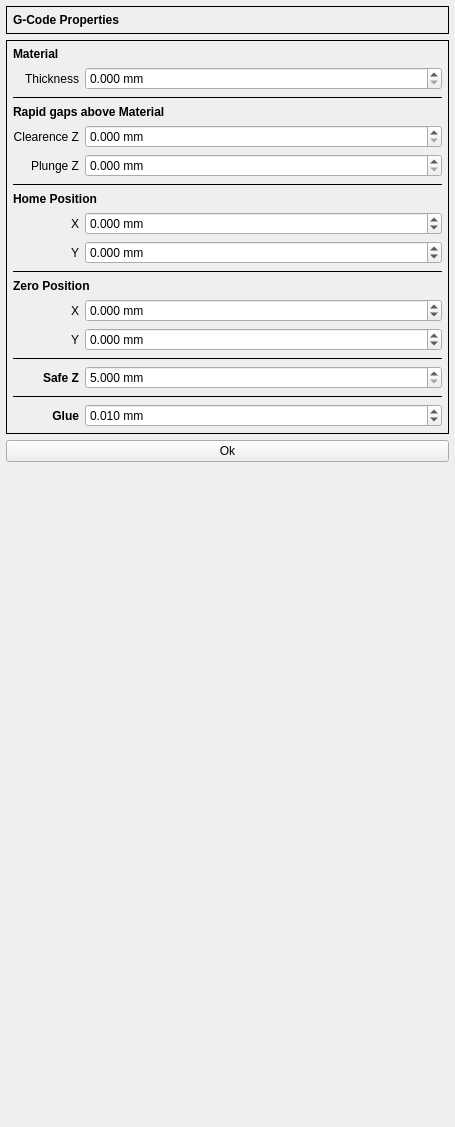
Before: the Qt Designer form G2G/forms/gcodepropertiesform.ui in aLDime/GERBER_X2, drawn with Qt 5.
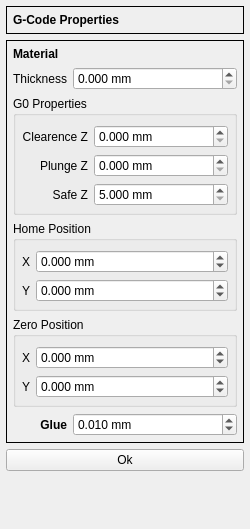
After: the same form once the commit is applied. Custom widgets are drawn as their Qt base class.

The edit to the form file:
```diff
--- a/G2G/forms/gcodepropertiesform.ui
+++ b/G2G/forms/gcodepropertiesform.ui
@@ -6,8 +6,8 @@
    <rect>
     <x>0</x>
     <y>0</y>
-    <width>455</width>
-    <height>1127</height>
+    <width>250</width>
+    <height>529</height>
    </rect>
   </property>
   <property name="minimumSize">
@@ -19,20 +19,6 @@
   <property name="windowTitle">
    <string>Form</string>
   </property>
-  <property name="styleSheet">
-   <string notr="true"> /*QGroupBox {
-                             background-color: rgb(255,255,255);
-                             border: 1px solid gray;
-                             border-radius: 5px;
-                             margin-top: 1ex; //leave space at the top for the title
-                             }
-                             QGroupBox::title {
-                             subcontrol-origin: margin;
-                             margin-top: -2ex;
-                             subcontrol-position: top center;// position at the top center
-                             padding: 0 6px;
-                             } */</string>
-  </property>
   <layout class="QVBoxLayout" name="verticalLayout">
    <property name="leftMargin">
     <number>6</number>
@@ -158,20 +144,28 @@
         </property>
        </widget>
       </item>
-      <item row="3" column="0" colspan="2">
-       <widget class="QLabel" name="label_3">
-        <property name="font">
-         <font>
-          <weight>75</weight>
-          <bold>true</bold>
-         </font>
+      <item row="2" column="0" colspan="2">
+       <widget class="QGroupBox" name="groupBox_3">
+        <property name="title">
+         <string>G0 Properties</string>
         </property>
-        <property name="text">
-         <string>Rapid gaps above Material</string>
-        </property>
-       </widget>
-      </item>
-      <item row="4" column="0">
+        <layout class="QFormLayout" name="formLayout_4">
+         <property name="labelAlignment">
+          <set>Qt::AlignRight|Qt::AlignTrailing|Qt::AlignVCenter</set>
+         </property>
+         <property name="leftMargin">
+          <number>6</number>
+         </property>
+         <property name="topMargin">
+          <number>9</number>
+         </property>
+         <property name="rightMargin">
+          <number>6</number>
+         </property>
+         <property name="bottomMargin">
+          <number>6</number>
+         </property>
+         <item row="0" column="0">
        <widget class="QLabel" name="clearenceLabel">
         <property name="text">
          <string>Clearence Z</string>
@@ -181,7 +175,20 @@
         </property>
        </widget>
       </item>
-      <item row="5" column="0">
+         <item row="0" column="1">
+          <widget class="DoubleSpinBox" name="dsbxClearence">
+           <property name="suffix">
+            <string> mm</string>
+           </property>
+           <property name="decimals">
+            <number>3</number>
+           </property>
+           <property name="maximum">
+            <double>100.000000000000000</double>
+           </property>
+          </widget>
+         </item>
+         <item row="1" column="0">
        <widget class="QLabel" name="plungeLabel">
         <property name="text">
          <string>Plunge Z</string>
@@ -191,7 +198,7 @@
         </property>
        </widget>
       </item>
-      <item row="5" column="1">
+         <item row="1" column="1">
        <widget class="DoubleSpinBox" name="dsbxPlunge">
         <property name="suffix">
          <string> mm</string>
@@ -207,7 +214,60 @@
         </property>
        </widget>
       </item>
-      <item row="8" column="0">
+         <item row="2" column="0">
+          <widget class="QLabel" name="label_6">
+           <property name="font">
+            <font>
+             <weight>50</weight>
+             <bold>false</bold>
+            </font>
+           </property>
+           <property name="text">
+            <string>Safe Z</string>
+           </property>
+           <property name="alignment">
+            <set>Qt::AlignRight|Qt::AlignTrailing|Qt::AlignVCenter</set>
+           </property>
+          </widget>
+         </item>
+         <item row="2" column="1">
+          <widget class="DoubleSpinBox" name="dsbxSafeZ">
+           <property name="suffix">
+            <string> mm</string>
+           </property>
+           <property name="decimals">
+            <number>3</number>
+           </property>
+           <property name="minimum">
+            <double>5.000000000000000</double>
+           </property>
+           <property name="maximum">
+            <double>1000.000000000000000</double>
+           </property>
+          </widget>
+         </item>
+        </layout>
+       </widget>
+      </item>
+      <item row="4" column="0" colspan="2">
+       <widget class="QGroupBox" name="groupBox_2">
+        <property name="title">
+         <string>Home Position</string>
+        </property>
+        <layout class="QFormLayout" name="formLayout_3">
+         <property name="leftMargin">
+          <number>6</number>
+         </property>
+         <property name="topMargin">
+          <number>9</number>
+         </property>
+         <property name="rightMargin">
+          <number>6</number>
+         </property>
+         <property name="bottomMargin">
+          <number>6</number>
+         </property>
+         <item row="0" column="0">
        <widget class="QLabel" name="homeXLabel">
         <property name="text">
          <string>X</string>
@@ -217,7 +277,23 @@
         </property>
        </widget>
       </item>
-      <item row="9" column="0">
+         <item row="0" column="1">
+          <widget class="DoubleSpinBox" name="dsbxHomeX">
+           <property name="suffix">
+            <string> mm</string>
+           </property>
+           <property name="decimals">
+            <number>3</number>
+           </property>
+           <property name="minimum">
+            <double>-1000.000000000000000</double>
+           </property>
+           <property name="maximum">
+            <double>1000.000000000000000</double>
+           </property>
+          </widget>
+         </item>
+         <item row="1" column="0">
        <widget class="QLabel" name="homeYLabel">
         <property name="text">
          <string>Y</string>
@@ -227,7 +303,7 @@
         </property>
        </widget>
       </item>
-      <item row="9" column="1">
+         <item row="1" column="1">
        <widget class="DoubleSpinBox" name="dsbxHomeY">
         <property name="suffix">
          <string> mm</string>
@@ -243,65 +319,28 @@
         </property>
        </widget>
       </item>
-      <item row="8" column="1">
-       <widget class="DoubleSpinBox" name="dsbxHomeX">
-        <property name="suffix">
-         <string> mm</string>
-        </property>
-        <property name="decimals">
-         <number>3</number>
-        </property>
-        <property name="minimum">
-         <double>-1000.000000000000000</double>
-        </property>
-        <property name="maximum">
-         <double>1000.000000000000000</double>
-        </property>
+        </layout>
        </widget>
       </item>
-      <item row="7" column="0" colspan="2">
-       <widget class="QLabel" name="label_4">
-        <property name="font">
-         <font>
-          <weight>75</weight>
-          <bold>true</bold>
-         </font>
-        </property>
-        <property name="text">
-         <string>Home Position</string>
-        </property>
-       </widget>
-      </item>
-      <item row="10" column="0" colspan="2">
-       <widget class="Line" name="line_3">
-        <property name="frameShadow">
-         <enum>QFrame::Plain</enum>
-        </property>
-        <property name="lineWidth">
-         <number>1</number>
-        </property>
-        <property name="midLineWidth">
-         <number>0</number>
-        </property>
-        <property name="orientation">
-         <enum>Qt::Horizontal</enum>
-        </property>
-       </widget>
-      </item>
-      <item row="11" column="0" colspan="2">
-       <widget class="QLabel" name="label_5">
-        <property name="font">
-         <font>
-          <weight>75</weight>
-          <bold>true</bold>
-         </font>
-        </property>
-        <property name="text">
+      <item row="5" column="0" colspan="2">
+       <widget class="QGroupBox" name="groupBox">
+        <property name="title">
          <string>Zero Position</string>
         </property>
-       </widget>
-      </item>
-      <item row="12" column="0">
+        <layout class="QFormLayout" name="formLayout">
+         <property name="leftMargin">
+          <number>6</number>
+         </property>
+         <property name="topMargin">
+          <number>9</number>
+         </property>
+         <property name="rightMargin">
+          <number>6</number>
+         </property>
+         <property name="bottomMargin">
+          <number>6</number>
+         </property>
+         <item row="0" column="0">
        <widget class="QLabel" name="zeroXLabel">
         <property name="text">
          <string>X</string>
@@ -311,7 +350,7 @@
         </property>
        </widget>
       </item>
-      <item row="12" column="1">
+         <item row="0" column="1">
        <widget class="DoubleSpinBox" name="dsbxZeroX">
         <property name="suffix">
          <string> mm</string>
@@ -327,23 +366,7 @@
         </property>
        </widget>
       </item>
-      <item row="13" column="1">
-       <widget class="DoubleSpinBox" name="dsbxZeroY">
-        <property name="suffix">
-         <string> mm</string>
-        </property>
-        <property name="decimals">
-         <number>3</number>
-        </property>
-        <property name="minimum">
-         <double>-1000.000000000000000</double>
-        </property>
-        <property name="maximum">
-         <double>1000.000000000000000</double>
-        </property>
-       </widget>
-      </item>
-      <item row="13" column="0">
+         <item row="1" column="0">
        <widget class="QLabel" name="zeroYLabel">
         <property name="text">
          <string>Y</string>
@@ -353,79 +376,8 @@
         </property>
        </widget>
       </item>
-      <item row="14" column="0" colspan="2">
-       <widget class="Line" name="line_4">
-        <property name="frameShadow">
-         <enum>QFrame::Plain</enum>
-        </property>
-        <property name="orientation">
-         <enum>Qt::Horizontal</enum>
-        </property>
-       </widget>
-      </item>
-      <item row="15" column="0">
-       <widget class="QLabel" name="label_6">
-        <property name="font">
-         <font>
-          <weight>75</weight>
-          <bold>true</bold>
-         </font>
-        </property>
-        <property name="text">
-         <string>Safe Z</string>
-        </property>
-        <property name="alignment">
-         <set>Qt::AlignRight|Qt::AlignTrailing|Qt::AlignVCenter</set>
-        </property>
-       </widget>
-      </item>
-      <item row="6" column="0" colspan="2">
-       <widget class="Line" name="line_2">
-        <property name="frameShadow">
-         <enum>QFrame::Plain</enum>
-        </property>
-        <property name="lineWidth">
-         <number>1</number>
-        </property>
-        <property name="midLineWidth">
-         <number>0</number>
-        </property>
-        <property name="orientation">
-         <enum>Qt::Horizontal</enum>
-        </property>
-       </widget>
-      </item>
-      <item row="2" column="0" colspan="2">
-       <widget class="Line" name="line">
-        <property name="frameShadow">
-         <enum>QFrame::Plain</enum>
-        </property>
-        <property name="lineWidth">
-         <number>1</number>
-        </property>
-        <property name="midLineWidth">
-         <number>0</number>
-        </property>
-        <property name="orientation">
-         <enum>Qt::Horizontal</enum>
-        </property>
-       </widget>
-      </item>
-      <item row="4" column="1">
-       <widget class="DoubleSpinBox" name="dsbxClearence">
-        <property name="suffix">
-         <string> mm</string>
-        </property>
-        <property name="decimals">
-         <number>3</number>
-        </property>
-        <property name="maximum">
-         <double>100.000000000000000</double>
-        </property>
-       </widget>
-      </item>
-      <item row="15" column="1">
-       <widget class="DoubleSpinBox" name="dsbxSafeZ">
+         <item row="1" column="1">
+          <widget class="DoubleSpinBox" name="dsbxZeroY">
         <property name="suffix">
          <string> mm</string>
         </property>
@@ -433,14 +385,17 @@
          <number>3</number>
         </property>
         <property name="minimum">
-         <double>5.000000000000000</double>
+            <double>-1000.000000000000000</double>
         </property>
         <property name="maximum">
          <double>1000.000000000000000</double>
         </property>
        </widget>
       </item>
-      <item row="17" column="0">
+        </layout>
+       </widget>
+      </item>
+      <item row="7" column="0">
        <widget class="QLabel" name="glueLabel">
         <property name="font">
          <font>
@@ -456,7 +411,7 @@
         </property>
        </widget>
       </item>
-      <item row="17" column="1">
+      <item row="7" column="1">
        <widget class="DoubleSpinBox" name="dsbxGlue">
         <property name="suffix">
          <string> mm</string>
@@ -478,16 +433,6 @@
         </property>
        </widget>
       </item>
-      <item row="16" column="0" colspan="2">
-       <widget class="Line" name="line_5">
-        <property name="frameShadow">
-         <enum>QFrame::Plain</enum>
-        </property>
-        <property name="orientation">
-         <enum>Qt::Horizontal</enum>
-        </property>
-       </widget>
-      </item>
      </layout>
     </widget>
    </item>
```
Lines whose indentation alone changed are shown as unchanged.
